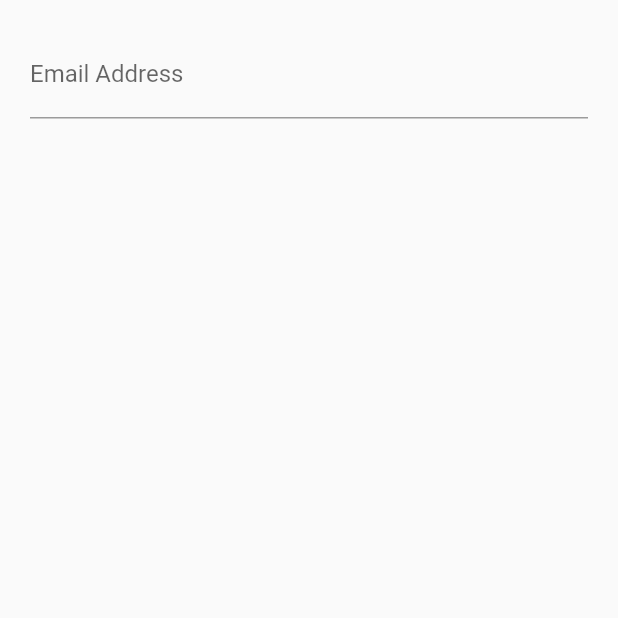
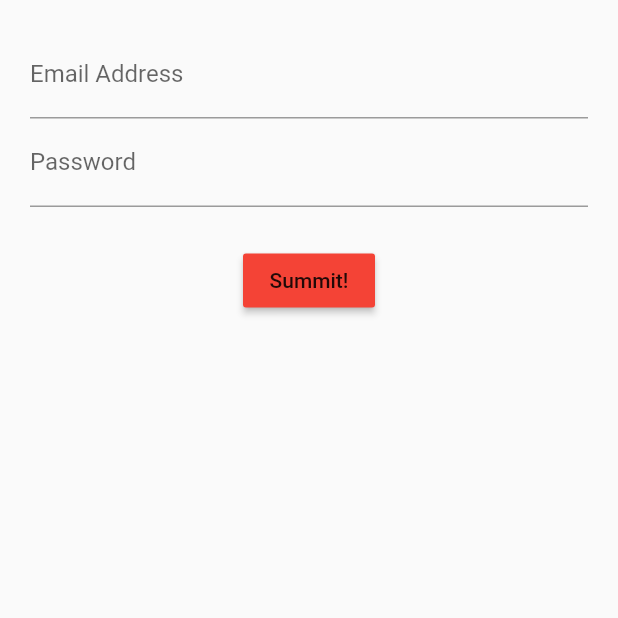
Before and after one commit to llccss1/login_stateful, a Flutter app: the screen it shows after launch, on a phone screen of 412 x 824 dp, the top half of it. Run offline on Flutter 3.47's test engine with Material 2 defaults, Android fonts, the phone set to English and light mode, and no system bars.

Commit message:
casi el final del metodo 1, falta video 20

```diff
--- /dev/null
+++ b/lib/src/mixins/validations_mixin.dart
@@ -0,0 +1,3 @@
+class ValidationMixin {
+
+}
--- a/lib/src/screens/login_screen.dart
+++ b/lib/src/screens/login_screen.dart
@@ -9,36 +9,78 @@ class LoginScreen extends StatefulWidget {
 }
 
 class LoginScreenState extends State<LoginScreen> {
+  final formKey = GlobalKey<FormState>();
+
+  var email = '';
+  var password = '';
+
   Widget build(context) {
     return Container(
-      margin:EdgeInsets.all(20.0),
+      margin: EdgeInsets.all(20.0),
       child: Form(
-        child:Column(
-          children: [
-            emailField(),
-            //passwordField(),
-            //summitButton(),
-          ]
-        ),
+        key: formKey,
+        child: Column(children: [
+          emailField(),
+          passwordField(),
+          Container(margin: EdgeInsets.only(top: 25.0)),
+          summitButton(),
+        ]),
       ),
     );
   }
 
   Widget emailField() {
     return TextFormField(
+      keyboardType: TextInputType.emailAddress,
       decoration: InputDecoration(
         labelText: 'Email Address',
         hintText: 'you@example.com',
       ),
+
+      validator: (String value) {
+        //devuelver null si es valido
+        //devolver un string con el mensaje de error si no es valido
+        if (!value.contains('@')) {
+          return 'Please enter a valid mail';
+        }
+      },
+
+      onSaved: (String value) {
+        email = value;
+      },
     );
   }
-/*
+
   Widget passwordField() {
-    return
+    return TextFormField(
+      obscureText: false,
+      decoration: InputDecoration(
+        labelText: 'Password',
+        hintText: 'Password',
+      ),
+
+      validator: (String value) {
+        if (value.length < 4) {
+          return 'Please enter a valid password';
+        }
+      },
+
+      onSaved: (String value) {
+        password = value;
+      },
+    );
   }
 
   Widget summitButton() {
-    return
+    return RaisedButton(
+      color: Colors.red,
+      child: Text('Summit!'),
+      onPressed: () {
+        if (formKey.currentState.validate()) {
+          formKey.currentState.save();
+          print('email: $email, pass: $password');
+        }
+      },
+    );
   }
-  */
 }
```
Also changed, not shown: 1 other file.
